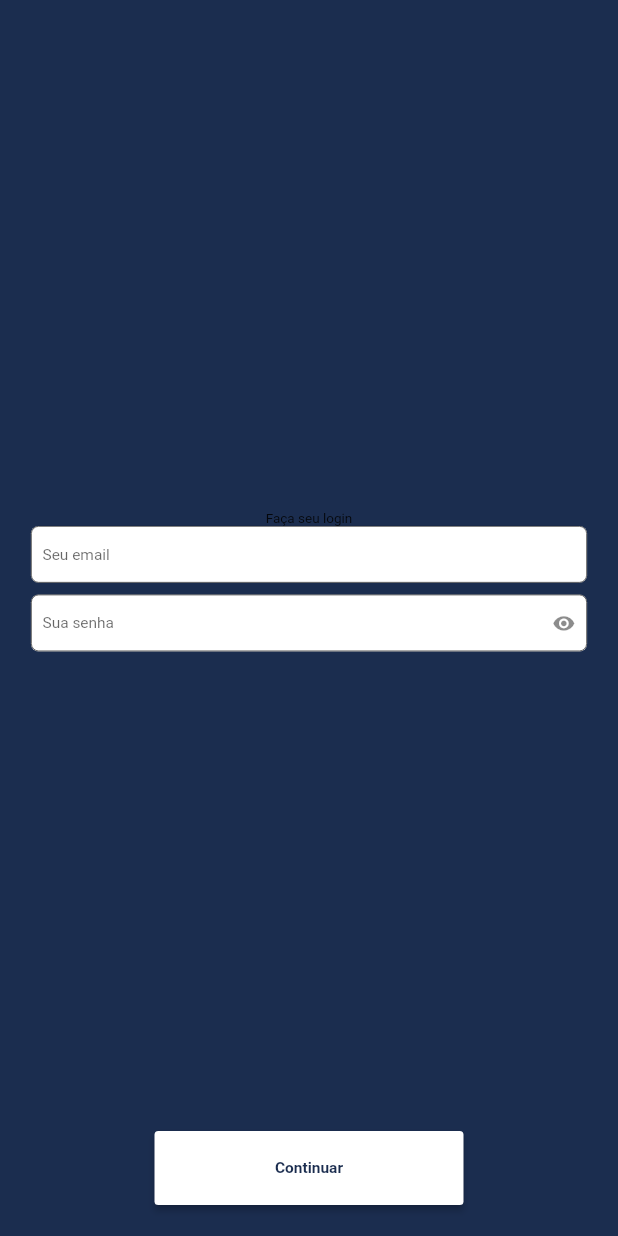
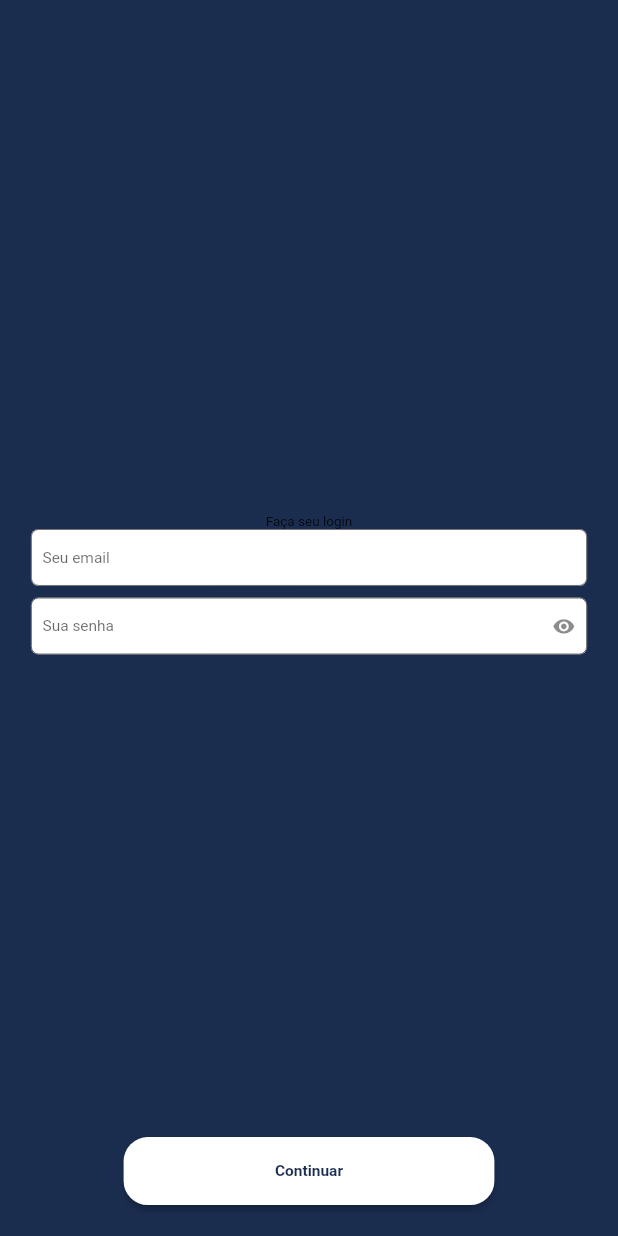
Before and after one commit to lmtsufape/appufape-v2, a Flutter app: the SignInScreen screen opened by its route, on a phone screen of 412 x 824 dp. Run offline on Flutter 3.47's test engine with Material 2 defaults, Android fonts, the phone set to English and light mode, and no system bars; our stand-ins replace device_preview, dio, google_fonts, responsive_framework; Roboto replaces fonts that are missing (Ubuntu).

```diff
--- a/lib/components/buttons/primary_button.dart
+++ b/lib/components/buttons/primary_button.dart
@@ -9,10 +9,13 @@ class PrimaryButton extends StatelessWidget {
   @override
   Widget build(BuildContext context) {
     return SizedBox(
-      width: MediaQuery.of(context).size.width * 0.5,
-      height: MediaQuery.of(context).size.height * 0.06,
+      width: MediaQuery.of(context).size.width * 0.6,
+      height: MediaQuery.of(context).size.height * 0.055,
       child: ElevatedButton(
-        style: ElevatedButton.styleFrom(primary: kPrimaryColor),
+        style: ButtonStyle(
+            backgroundColor: MaterialStateProperty.all<Color>(kPrimaryColor),
+            shape: MaterialStateProperty.all(RoundedRectangleBorder(
+                borderRadius: BorderRadius.circular(25)))),
         onPressed: () => onPressed(),
         child: Text(text, style: kcaption2),
       ),
--- a/lib/main.dart
+++ b/lib/main.dart
@@ -1,5 +1,6 @@
 import 'package:device_preview/device_preview.dart';
 import 'package:flutter/cupertino.dart';
+import 'package:flutter/foundation.dart';
 import 'package:logging/logging.dart';
 import 'package:provider/provider.dart';
 import 'package:thunderapp/app.dart';
@@ -10,14 +11,14 @@ main() {
   WidgetsFlutterBinding.ensureInitialized();
   Logger.root.level = Level.ALL; // defaults to Level.INFO
   Logger.root.onRecord.listen((record) {
-    print('${record.level.name}: ${record.time}: ${record.message}');
+    if (kDebugMode) {
+      print('${record.level.name}: ${record.time}: ${record.message}');
+    }
   });
   MultiProvider(providers: [
     ChangeNotifierProvider(create: (_) => HomeScreenController()),
     ChangeNotifierProvider(create: (_) => SelectedItem())
   ], child: const App());
 
-  runApp(DevicePreview(
-    enabled: true,
-    builder: (context) =>  const App()));
+  runApp(DevicePreview(enabled: true, builder: (context) => const App()));
 }
--- a/lib/screens/carousel/components/role_choice_button.dart
+++ b/lib/screens/carousel/components/role_choice_button.dart
@@ -24,7 +24,7 @@ class RoleChoiceButton extends StatelessWidget {
           child: Column(
             mainAxisAlignment: MainAxisAlignment.center,
             children: [
-              Icon(
+              const Icon(
                 Icons.school,
                 color: kOnBackgroundColor,
                 size: 84,
--- a/lib/screens/signin/components/email_form.dart
+++ b/lib/screens/signin/components/email_form.dart
@@ -1,6 +1,4 @@
 import 'package:flutter/material.dart';
-import 'package:flutter/src/foundation/key.dart';
-import 'package:flutter/src/widgets/framework.dart';
 
 class EmailForm extends StatelessWidget {
   const EmailForm({Key? key, required this.onChanged}) : super(key: key);
@@ -8,9 +6,9 @@ class EmailForm extends StatelessWidget {
   @override
   Widget build(BuildContext context) {
     return TextFormField(
-      decoration: InputDecoration(
+      decoration: const InputDecoration(
         labelText: 'Email',
-        labelStyle: const TextStyle(),
+        labelStyle: TextStyle(),
       ),
       onChanged: onChanged,
     );
--- a/lib/screens/signin/components/password_form.dart
+++ b/lib/screens/signin/components/password_form.dart
@@ -1,6 +1,4 @@
 import 'package:flutter/material.dart';
-import 'package:flutter/src/foundation/key.dart';
-import 'package:flutter/src/widgets/framework.dart';
 
 class PasswordForm extends StatelessWidget {
   const PasswordForm({Key? key, required this.onChanged}) : super(key: key);
@@ -8,9 +6,9 @@ class PasswordForm extends StatelessWidget {
   @override
   Widget build(BuildContext context) {
     return TextFormField(
-      decoration: InputDecoration(
+      decoration: const InputDecoration(
         labelText: 'Password',
-        labelStyle: const TextStyle(),
+        labelStyle: TextStyle(),
       ),
       onChanged: onChanged,
       obscureText: true,
--- a/lib/screens/splash/splash_screen_controller.dart
+++ b/lib/screens/splash/splash_screen_controller.dart
@@ -31,6 +31,7 @@ class SplashScreenController {
       ///or we can use the following code to go to the sign in screen:
       ///Navigator.pushNamed(context, Screens.signin);
       await configDefaultAppSettings();
+      // ignore: use_build_context_synchronously
       Navigator.popAndPushNamed(context, Screens.carousel);
     });
   }
```
Also changed, not shown: lib/components/forms/custom_text_form_field.dart (+15 -7 lines), lib/components/utils/vertical_spacer_box.dart (+4 -5 lines), lib/screens/carousel/carousel_screen.dart (+19 -16 lines), lib/screens/home/home_screen.dart (+6 -5 lines), lib/screens/signin/sign_in_controller.dart (+7 -6 lines), lib/screens/splash/splash_screen.dart (+3 -5 lines).
